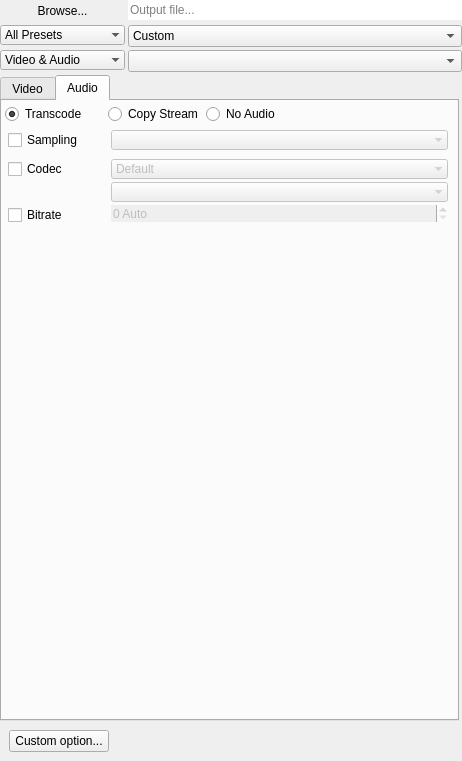
First picture: the form in src/UI/outputwidget.ui, repository RxLaboratory/DuME, before the edit.
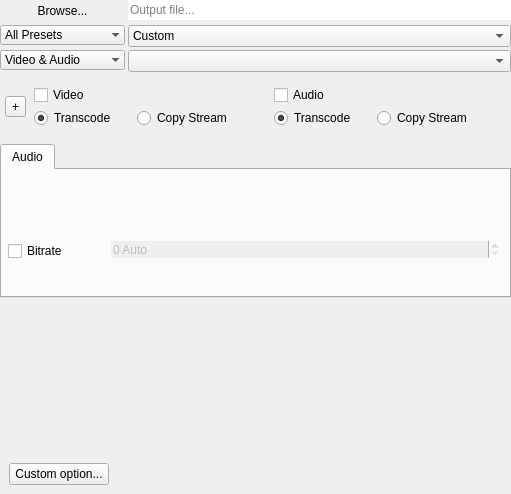
Second picture: the form after the edit. The open tabs and pages were chosen to show the change.

Commit message: added sampling and audio codecs blocks

```diff
--- a/src/UI/outputwidget.ui
+++ b/src/UI/outputwidget.ui
@@ -6,14 +6,14 @@
    <rect>
     <x>0</x>
     <y>0</y>
-    <width>462</width>
-    <height>761</height>
+    <width>511</width>
+    <height>494</height>
    </rect>
   </property>
   <property name="windowTitle">
    <string>Form</string>
   </property>
-  <layout class="QVBoxLayout" name="verticalLayout_8">
+  <layout class="QVBoxLayout" name="verticalLayout_4">
    <property name="spacing">
     <number>3</number>
    </property>
@@ -31,13 +31,7 @@
    </property>
    <item>
     <widget class="QWidget" name="topWidget" native="true">
-     <property name="sizePolicy">
-      <sizepolicy hsizetype="Expanding" vsizetype="Minimum">
-       <horstretch>0</horstretch>
-       <verstretch>0</verstretch>
-      </sizepolicy>
-     </property>
-     <layout class="QFormLayout" name="formLayout_3">
+     <layout class="QFormLayout" name="formLayout">
       <property name="horizontalSpacing">
        <number>3</number>
       </property>
@@ -85,6 +79,43 @@
         </property>
        </widget>
       </item>
+      <item row="1" column="0">
+       <widget class="QComboBox" name="presetsFilterBox">
+        <property name="sizePolicy">
+         <sizepolicy hsizetype="Expanding" vsizetype="Fixed">
+          <horstretch>0</horstretch>
+          <verstretch>0</verstretch>
+         </sizepolicy>
+        </property>
+        <property name="minimumSize">
+         <size>
+          <width>125</width>
+          <height>0</height>
+         </size>
+        </property>
+        <property name="currentIndex">
+         <number>0</number>
+        </property>
+        <property name="frame">
+         <bool>false</bool>
+        </property>
+        <item>
+         <property name="text">
+          <string>All Presets</string>
+         </property>
+        </item>
+        <item>
+         <property name="text">
+          <string>Internal</string>
+         </property>
+        </item>
+        <item>
+         <property name="text">
+          <string>User</string>
+         </property>
+        </item>
+       </widget>
+      </item>
       <item row="1" column="1">
        <widget class="QComboBox" name="presetsBox">
         <item>
@@ -159,46 +190,187 @@
       <item row="2" column="1">
        <widget class="QComboBox" name="formatsBox"/>
       </item>
-      <item row="1" column="0">
-       <widget class="QComboBox" name="presetsFilterBox">
-        <property name="sizePolicy">
-         <sizepolicy hsizetype="Expanding" vsizetype="Fixed">
-          <horstretch>0</horstretch>
-          <verstretch>0</verstretch>
-         </sizepolicy>
-        </property>
-        <property name="minimumSize">
-         <size>
-          <width>125</width>
-          <height>0</height>
-         </size>
-        </property>
-        <property name="currentIndex">
-         <number>0</number>
-        </property>
-        <property name="frame">
-         <bool>false</bool>
-        </property>
-        <item>
-         <property name="text">
-          <string>All Presets</string>
-         </property>
-        </item>
-        <item>
-         <property name="text">
-          <string>Internal</string>
-         </property>
-        </item>
-        <item>
-         <property name="text">
-          <string>User</string>
-         </property>
-        </item>
-       </widget>
-      </item>
      </layout>
     </widget>
    </item>
+   <item>
+    <layout class="QHBoxLayout" name="horizontalLayout_4">
+     <property name="spacing">
+      <number>3</number>
+     </property>
+     <property name="leftMargin">
+      <number>5</number>
+     </property>
+     <property name="topMargin">
+      <number>5</number>
+     </property>
+     <property name="rightMargin">
+      <number>5</number>
+     </property>
+     <property name="bottomMargin">
+      <number>5</number>
+     </property>
+     <item>
+      <widget class="QToolButton" name="addBlockButton">
+       <property name="sizePolicy">
+        <sizepolicy hsizetype="Fixed" vsizetype="Fixed">
+         <horstretch>0</horstretch>
+         <verstretch>0</verstretch>
+        </sizepolicy>
+       </property>
+       <property name="text">
+        <string>+</string>
+       </property>
+       <property name="popupMode">
+        <enum>QToolButton::InstantPopup</enum>
+       </property>
+       <property name="toolButtonStyle">
+        <enum>Qt::ToolButtonTextBesideIcon</enum>
+       </property>
+      </widget>
+     </item>
+     <item>
+      <widget class="QFrame" name="videoWidget">
+       <property name="frameShape">
+        <enum>QFrame::NoFrame</enum>
+       </property>
+       <layout class="QVBoxLayout" name="verticalLayout_2">
+        <property name="spacing">
+         <number>3</number>
+        </property>
+        <property name="leftMargin">
+         <number>5</number>
+        </property>
+        <property name="topMargin">
+         <number>5</number>
+        </property>
+        <property name="rightMargin">
+         <number>5</number>
+        </property>
+        <property name="bottomMargin">
+         <number>5</number>
+        </property>
+        <item>
+         <widget class="QCheckBox" name="noVideoButton">
+          <property name="text">
+           <string>Video</string>
+          </property>
+         </widget>
+        </item>
+        <item>
+         <layout class="QHBoxLayout" name="horizontalLayout">
+          <property name="spacing">
+           <number>3</number>
+          </property>
+          <item>
+           <widget class="QRadioButton" name="videoTranscodeButton">
+            <property name="minimumSize">
+             <size>
+              <width>100</width>
+              <height>0</height>
+             </size>
+            </property>
+            <property name="maximumSize">
+             <size>
+              <width>100</width>
+              <height>16777215</height>
+             </size>
+            </property>
+            <property name="text">
+             <string>Transcode</string>
+            </property>
+            <property name="checked">
+             <bool>true</bool>
+            </property>
+           </widget>
+          </item>
+          <item>
+           <widget class="QRadioButton" name="videoCopyButton">
+            <property name="text">
+             <string>Copy Stream</string>
+            </property>
+            <property name="checked">
+             <bool>false</bool>
+            </property>
+           </widget>
+          </item>
+         </layout>
+        </item>
+       </layout>
+      </widget>
+     </item>
+     <item>
+      <widget class="QFrame" name="audioWidget">
+       <property name="frameShape">
+        <enum>QFrame::NoFrame</enum>
+       </property>
+       <layout class="QVBoxLayout" name="verticalLayout_3">
+        <property name="spacing">
+         <number>3</number>
+        </property>
+        <property name="leftMargin">
+         <number>5</number>
+        </property>
+        <property name="topMargin">
+         <number>5</number>
+        </property>
+        <property name="rightMargin">
+         <number>5</number>
+        </property>
+        <property name="bottomMargin">
+         <number>5</number>
+        </property>
+        <item>
+         <widget class="QCheckBox" name="noAudioButton">
+          <property name="text">
+           <string>Audio</string>
+          </property>
+         </widget>
+        </item>
+        <item>
+         <layout class="QHBoxLayout" name="horizontalLayout_3">
+          <property name="spacing">
+           <number>3</number>
+          </property>
+          <item>
+           <widget class="QRadioButton" name="audioTranscodeButton">
+            <property name="minimumSize">
+             <size>
+              <width>100</width>
+              <height>0</height>
+             </size>
+            </property>
+            <property name="maximumSize">
+             <size>
+              <width>100</width>
+              <height>16777215</height>
+             </size>
+            </property>
+            <property name="text">
+             <string>Transcode</string>
+            </property>
+            <property name="checked">
+             <bool>true</bool>
+            </property>
+           </widget>
+          </item>
+          <item>
+           <widget class="QRadioButton" name="audioCopyButton">
+            <property name="text">
+             <string>Copy Stream</string>
+            </property>
+            <property name="checked">
+             <bool>false</bool>
+            </property>
+           </widget>
+          </item>
+         </layout>
+        </item>
+       </layout>
+      </widget>
+     </item>
+    </layout>
+   </item>
    <item>
     <widget class="QScrollArea" name="scrollArea">
      <property name="frameShape">
@@ -224,13 +396,13 @@
        <rect>
         <x>0</x>
         <y>0</y>
-        <width>462</width>
-        <height>677</height>
+        <width>511</width>
+        <height>333</height>
        </rect>
       </property>
-      <layout class="QVBoxLayout" name="verticalLayout" stretch="0,0">
+      <layout class="QVBoxLayout" name="verticalLayout">
        <property name="spacing">
-        <number>0</number>
+        <number>3</number>
        </property>
        <property name="leftMargin">
         <number>0</number>
@@ -239,11 +411,32 @@
         <number>0</number>
        </property>
        <property name="rightMargin">
-        <number>3</number>
+        <number>0</number>
        </property>
        <property name="bottomMargin">
         <number>0</number>
        </property>
+       <item>
+        <widget class="QWidget" name="blocksWidget" native="true">
+         <layout class="QVBoxLayout" name="blocksLayout">
+          <property name="spacing">
+           <number>3</number>
+          </property>
+          <property name="leftMargin">
+           <number>0</number>
+          </property>
+          <property name="topMargin">
+           <number>0</number>
+          </property>
+          <property name="rightMargin">
+           <number>0</number>
+          </property>
+          <property name="bottomMargin">
+           <number>0</number>
+          </property>
+         </layout>
+        </widget>
+       </item>
        <item>
         <widget class="QTabWidget" name="outputTabs">
          <property name="sizePolicy">
@@ -258,121 +451,7 @@
          <property name="currentIndex">
           <number>0</number>
          </property>
-         <widget class="QWidget" name="videoTab">
-          <property name="sizePolicy">
-           <sizepolicy hsizetype="Preferred" vsizetype="Expanding">
-            <horstretch>0</horstretch>
-            <verstretch>0</verstretch>
-           </sizepolicy>
-          </property>
-          <attribute name="title">
-           <string>Video</string>
-          </attribute>
-          <layout class="QVBoxLayout" name="videoLayout" stretch="0">
-           <property name="spacing">
-            <number>3</number>
-           </property>
-           <property name="leftMargin">
-            <number>3</number>
-           </property>
-           <property name="topMargin">
-            <number>3</number>
-           </property>
-           <property name="rightMargin">
-            <number>6</number>
-           </property>
-           <property name="bottomMargin">
-            <number>3</number>
-           </property>
-           <item>
-            <widget class="QWidget" name="videoSelectionWidget" native="true">
-             <layout class="QHBoxLayout" name="horizontalLayout">
-              <property name="spacing">
-               <number>3</number>
-              </property>
-              <property name="leftMargin">
-               <number>0</number>
-              </property>
-              <property name="topMargin">
-               <number>0</number>
-              </property>
-              <property name="rightMargin">
-               <number>0</number>
-              </property>
-              <property name="bottomMargin">
-               <number>0</number>
-              </property>
-              <item>
-               <widget class="QToolButton" name="addVideoBlockButton">
-                <property name="text">
-                 <string>+</string>
-                </property>
-                <property name="popupMode">
-                 <enum>QToolButton::InstantPopup</enum>
-                </property>
-                <property name="toolButtonStyle">
-                 <enum>Qt::ToolButtonTextBesideIcon</enum>
-                </property>
-               </widget>
-              </item>
-              <item>
-               <widget class="QRadioButton" name="videoTranscodeButton">
-                <property name="minimumSize">
-                 <size>
-                  <width>100</width>
-                  <height>0</height>
-                 </size>
-                </property>
-                <property name="maximumSize">
-                 <size>
-                  <width>100</width>
-                  <height>16777215</height>
-                 </size>
-                </property>
-                <property name="text">
-                 <string>Transcode</string>
-                </property>
-                <property name="checked">
-                 <bool>true</bool>
-                </property>
-               </widget>
-              </item>
-              <item>
-               <widget class="QRadioButton" name="videoCopyButton">
-                <property name="text">
-                 <string>Copy Stream</string>
-                </property>
-                <property name="checked">
-                 <bool>false</bool>
-                </property>
-               </widget>
-              </item>
-              <item>
-               <widget class="QRadioButton" name="noVideoButton">
-                <property name="text">
-                 <string>No Video</string>
-                </property>
-               </widget>
-              </item>
-              <item>
-               <spacer name="horizontalSpacer">
-                <property name="orientation">
-                 <enum>Qt::Horizontal</enum>
-                </property>
-                <property name="sizeHint" stdset="0">
-                 <size>
-                  <width>40</width>
-                  <height>20</height>
-                 </size>
-                </property>
-               </spacer>
-              </item>
-             </layout>
-            </widget>
-           </item>
-          </layout>
-         </widget>
-         <widget class="QWidget" name="tab_8">
+         <widget class="QWidget" name="audioTab">
           <property name="sizePolicy">
            <sizepolicy hsizetype="Preferred" vsizetype="Expanding">
             <horstretch>0</horstretch>
@@ -382,7 +461,7 @@
           <attribute name="title">
            <string>Audio</string>
           </attribute>
-          <layout class="QVBoxLayout" name="verticalLayout_5" stretch="0,0,0,1">
+          <layout class="QVBoxLayout" name="audioLayout" stretch="0,0">
            <property name="spacing">
             <number>3</number>
            </property>
@@ -422,120 +501,6 @@
               <property name="bottomMargin">
                <number>0</number>
               </property>
-              <item>
-               <widget class="QRadioButton" name="audioTranscodeButton">
-                <property name="minimumSize">
-                 <size>
-                  <width>100</width>
-                  <height>0</height>
-                 </size>
-                </property>
-                <property name="maximumSize">
-                 <size>
-                  <width>100</width>
-                  <height>16777215</height>
-                 </size>
-                </property>
-                <property name="text">
-                 <string>Transcode</string>
-                </property>
-                <property name="checked">
-                 <bool>true</bool>
-                </property>
-               </widget>
-              </item>
-              <item>
-               <widget class="QRadioButton" name="audioCopyButton">
-                <property name="text">
-                 <string>Copy Stream</string>
-                </property>
-                <property name="checked">
-                 <bool>false</bool>
-                </property>
-               </widget>
-              </item>
-              <item>
-               <widget class="QRadioButton" name="noAudioButton">
-                <property name="text">
-                 <string>No Audio</string>
-                </property>
-               </widget>
-              </item>
-              <item>
-               <spacer name="horizontalSpacer_2">
-                <property name="orientation">
-                 <enum>Qt::Horizontal</enum>
-                </property>
-                <property name="sizeHint" stdset="0">
-                 <size>
-                  <width>40</width>
-                  <height>20</height>
-                 </size>
-                </property>
-               </spacer>
-              </item>
-             </layout>
-            </widget>
-           </item>
-           <item>
-            <widget class="QWidget" name="samplingWidget" native="true">
-             <layout class="QFormLayout" name="formLayout">
-              <property name="horizontalSpacing">
-               <number>3</number>
-              </property>
-              <property name="verticalSpacing">
-               <number>3</number>
-              </property>
-              <property name="leftMargin">
-               <number>3</number>
-              </property>
-              <property name="topMargin">
-               <number>3</number>
-              </property>
-              <property name="rightMargin">
-               <number>3</number>
-              </property>
-              <property name="bottomMargin">
-               <number>3</number>
-              </property>
-              <item row="0" column="0">
-               <widget class="QCheckBox" name="samplingButton">
-                <property name="minimumSize">
-                 <size>
-                  <width>100</width>
-                  <height>0</height>
-                 </size>
-                </property>
-                <property name="maximumSize">
-                 <size>
-                  <width>100</width>
-                  <height>16777215</height>
-                 </size>
-                </property>
-                <property name="text">
-                 <string>Sampling</string>
-                </property>
-               </widget>
-              </item>
-              <item row="0" column="1">
-               <widget class="QComboBox" name="samplingBox">
-                <property name="enabled">
-                 <bool>false</bool>
-                </property>
-                <property name="sizePolicy">
-                 <sizepolicy hsizetype="Minimum" vsizetype="Fixed">
-                  <horstretch>0</horstretch>
-                  <verstretch>0</verstretch>
-                 </sizepolicy>
-                </property>
-                <property name="currentIndex">
-                 <number>-1</number>
-                </property>
-                <property name="frame">
-                 <bool>false</bool>
-                </property>
-               </widget>
-              </item>
              </layout>
             </widget>
            </item>
@@ -560,25 +525,6 @@
               <property name="bottomMargin">
                <number>3</number>
               </property>
-              <item row="0" column="0">
-               <widget class="QCheckBox" name="audioCodecButton">
-                <property name="minimumSize">
-                 <size>
-                  <width>100</width>
-                  <height>0</height>
-                 </size>
-                </property>
-                <property name="maximumSize">
-                 <size>
-                  <width>100</width>
-                  <height>16777215</height>
-                 </size>
-                </property>
-                <property name="text">
-                 <string>Codec</string>
-                </property>
-               </widget>
-              </item>
               <item row="0" column="1">
                <widget class="QWidget" name="audioCodecWidget" native="true">
                 <property name="enabled">
@@ -600,53 +546,6 @@
                  <property name="bottomMargin">
                   <number>0</number>
                  </property>
-                 <item>
-                  <widget class="QComboBox" name="audioCodecsFilterBox">
-                   <property name="sizePolicy">
-                    <sizepolicy hsizetype="Minimum" vsizetype="Fixed">
-                     <horstretch>0</horstretch>
-                     <verstretch>0</verstretch>
-                    </sizepolicy>
-                   </property>
-                   <property name="minimumSize">
-                    <size>
-                     <width>100</width>
-                     <height>0</height>
-                    </size>
-                   </property>
-                   <property name="frame">
-                    <bool>false</bool>
-                   </property>
-                   <item>
-                    <property name="text">
-                     <string>Default</string>
-                    </property>
-                   </item>
-                   <item>
-                    <property name="text">
-                     <string>Lossy</string>
-                    </property>
-                   </item>
-                   <item>
-                    <property name="text">
-                     <string>Lossless</string>
-                    </property>
-                   </item>
-                  </widget>
-                 </item>
-                 <item>
-                  <widget class="QComboBox" name="audioCodecsBox">
-                   <property name="sizePolicy">
-                    <sizepolicy hsizetype="Minimum" vsizetype="Fixed">
-                     <horstretch>0</horstretch>
-                     <verstretch>0</verstretch>
-                    </sizepolicy>
-                   </property>
-                   <property name="frame">
-                    <bool>false</bool>
-                   </property>
-                  </widget>
-                 </item>
                 </layout>
                </widget>
               </item>
@@ -697,23 +596,23 @@
              </layout>
             </widget>
            </item>
-           <item>
-            <spacer name="verticalSpacer_2">
-             <property name="orientation">
-              <enum>Qt::Vertical</enum>
-             </property>
-             <property name="sizeHint" stdset="0">
-              <size>
-               <width>20</width>
-               <height>372</height>
-              </size>
-             </property>
-            </spacer>
-           </item>
           </layout>
          </widget>
         </widget>
        </item>
+       <item>
+        <spacer name="verticalSpacer">
+         <property name="orientation">
+          <enum>Qt::Vertical</enum>
+         </property>
+         <property name="sizeHint" stdset="0">
+          <size>
+           <width>20</width>
+           <height>40</height>
+          </size>
+         </property>
+        </spacer>
+       </item>
        <item>
         <widget class="QWidget" name="customOptionsWidget" native="true">
          <layout class="QFormLayout" name="customOptionsLayout">
@@ -789,7 +688,7 @@
     <string>Video codec</string>
    </property>
    <property name="toolTip">
-    <string>Select and adjust the video codec</string>
+    <string>Select the video codec</string>
    </property>
    <property name="shortcut">
     <string>V</string>
@@ -800,7 +699,7 @@
     <bool>true</bool>
    </property>
    <property name="text">
-    <string>Quality</string>
+    <string>Video quality</string>
    </property>
    <property name="toolTip">
     <string>Options for the quality of the video (bitrate...)</string>
@@ -814,7 +713,7 @@
     <bool>true</bool>
    </property>
    <property name="text">
-    <string>Profile</string>
+    <string>Video codec profile</string>
    </property>
    <property name="toolTip">
     <string>Set the profile of the video codec</string>
@@ -879,6 +778,34 @@
     <string>C</string>
    </property>
   </action>
+  <action name="actionSampling">
+   <property name="checkable">
+    <bool>true</bool>
+   </property>
+   <property name="text">
+    <string>Audio sampling</string>
+   </property>
+   <property name="toolTip">
+    <string>Change audio sampling</string>
+   </property>
+   <property name="shortcut">
+    <string>S</string>
+   </property>
+  </action>
+  <action name="actionAudioCodec">
+   <property name="checkable">
+    <bool>true</bool>
+   </property>
+   <property name="text">
+    <string>Audio codec</string>
+   </property>
+   <property name="toolTip">
+    <string>Select the audio codec</string>
+   </property>
+   <property name="shortcut">
+    <string>A</string>
+   </property>
+  </action>
  </widget>
  <resources/>
  <connections/>
```
The commit also changes 11 other files.
